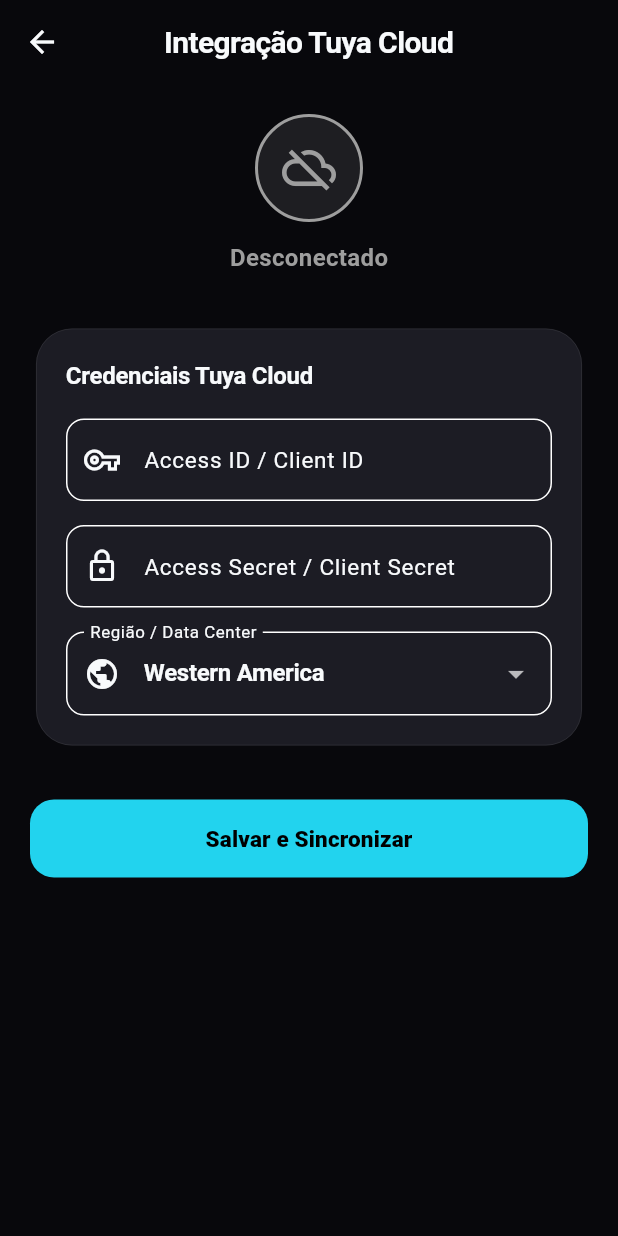
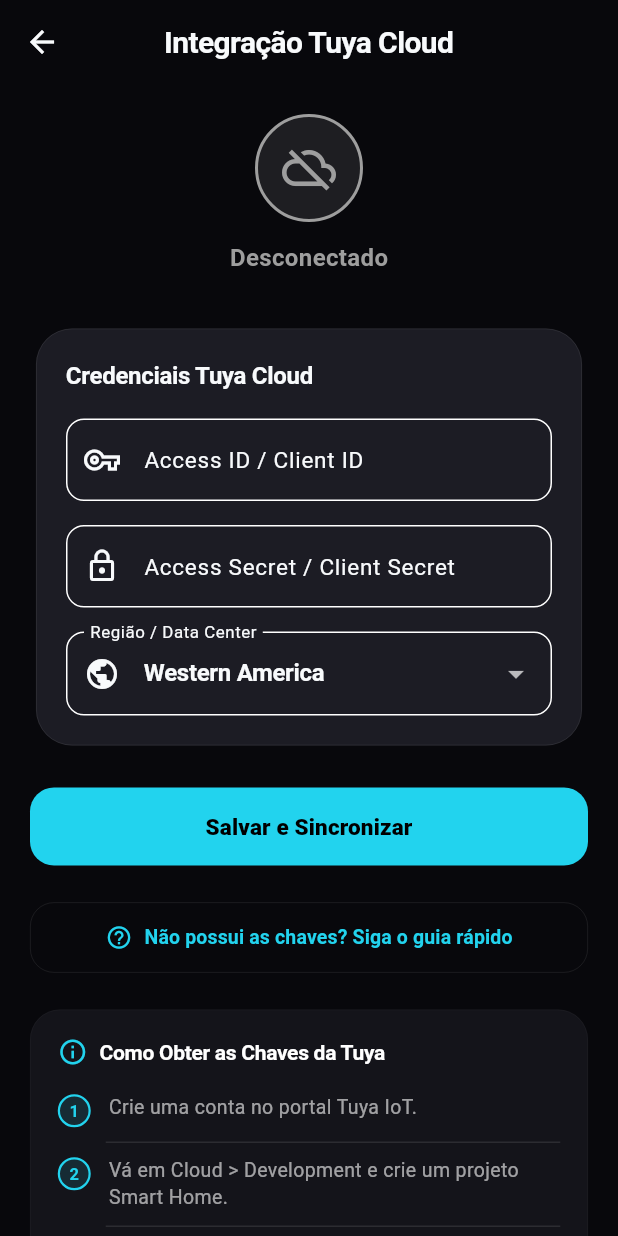
Before and after one commit to ragmarotta/open-home-client, a Flutter app: the TuyaIntegrationScreen screen opened directly, on a phone screen of 412 x 824 dp. Run offline on Flutter 3.47's test engine with Material 3 defaults, Android fonts, the phone set to English and light mode, and no system bars; our stand-ins replace equatable, flutter_bloc.

Commit message:
UX improvement: Add Tuya IoT Portal link via url_launcher and custom step-by-step setup guide UI

```diff
--- a/lib/presentation/screens/tuya_integration_screen.dart
+++ b/lib/presentation/screens/tuya_integration_screen.dart
@@ -1,5 +1,6 @@
 import 'package:flutter/material.dart';
 import 'package:flutter_bloc/flutter_bloc.dart';
+import 'package:url_launcher/url_launcher.dart';
 import '../../core/theme/app_theme.dart';
 import '../../core/localization/app_localizations.dart';
 import '../blocs/tuya/tuya_bloc.dart';
@@ -11,6 +12,7 @@
 /// Permite ao usuário inserir suas credenciais de desenvolvedor (Access ID/Secret)
 /// e selecionar o datacenter de conexão regional. Ao conectar com sucesso,
 /// sincroniza os dispositivos e redireciona o usuário para a tela de gerenciamento de espaços.
+/// Inclui também um guia passo a passo interativo e atalho para o portal Tuya IoT.
 class TuyaIntegrationScreen extends StatefulWidget {
   const TuyaIntegrationScreen({super.key});
 
@@ -45,6 +47,26 @@
             clientSecret: _clientSecretController.text.trim(),
             region: _selectedRegion,
           ));
+    }
+  }
+
+  /// Abre o portal Tuya IoT no navegador do dispositivo de forma segura.
+  Future<void> _launchTuyaIotPortal() async {
+    final Uri url = Uri.parse('https://iot.tuya.com/');
+    try {
+      if (!await launchUrl(url, mode: LaunchMode.externalApplication)) {
+        throw Exception('Could not launch $url');
+      }
+    } catch (e) {
+      debugPrint('Error launching URL: $e');
+      if (mounted) {
+        ScaffoldMessenger.of(context).showSnackBar(
+          const SnackBar(
+            content: Text('Não foi possível abrir o navegador. Visite https://iot.tuya.com/'),
+            backgroundColor: AppTheme.warningAmber,
+          ),
+        );
+      }
     }
   }
 
@@ -168,7 +190,7 @@
                     ),
                   ),
                 ),
-                const SizedBox(height: 32),
+                const SizedBox(height: 24),
 
                 // Botão Primário: Salvar / Conectar ou Desconectar
                 if (isConnected)
@@ -217,6 +239,27 @@
                             ),
                     ),
                   ),
+                const SizedBox(height: 24),
+
+                // Botão "Não possui as chaves? Siga o guia rápido"
+                OutlinedButton.icon(
+                  style: OutlinedButton.styleFrom(
+                    foregroundColor: AppTheme.accentCyan,
+                    side: const BorderSide(color: Colors.white10, width: 0.5),
+                    shape: RoundedRectangleBorder(borderRadius: BorderRadius.circular(16)),
+                    padding: const EdgeInsets.symmetric(vertical: 14),
+                  ),
+                  icon: const Icon(Icons.help_outline, size: 18),
+                  label: const Text(
+                    'Não possui as chaves? Siga o guia rápido',
+                    style: TextStyle(fontWeight: FontWeight.bold, fontSize: 13),
+                  ),
+                  onPressed: _launchTuyaIotPortal,
+                ),
+                const SizedBox(height: 24),
+
+                // Componente Passo a Passo (Stepper sutil e minimalista)
+                _buildInstructionGuide(),
               ],
             ),
           );
@@ -284,4 +327,82 @@
       ),
     );
   }
+
+  /// Constrói o painel sutil e minimalista com as instruções passo a passo.
+  Widget _buildInstructionGuide() {
+    return Container(
+      padding: const EdgeInsets.all(18.0),
+      decoration: BoxDecoration(
+        color: AppTheme.darkSurface,
+        borderRadius: BorderRadius.circular(20),
+        border: Border.all(color: Colors.white.withOpacity(0.04), width: 0.5),
+      ),
+      child: Column(
+        crossAxisAlignment: CrossAxisAlignment.start,
+        children: [
+          const Row(
+            children: [
+              Icon(Icons.info_outline, color: AppTheme.accentCyan, size: 20),
+              const SizedBox(width: 8),
+              Text(
+                'Como Obter as Chaves da Tuya',
+                style: TextStyle(
+                  fontWeight: FontWeight.bold,
+                  fontSize: 14,
+                  color: Colors.white,
+                  letterSpacing: -0.2,
+                ),
+              ),
+            ],
+          ),
+          const SizedBox(height: 18),
+          _buildInstructionStep('1', 'Crie uma conta no portal Tuya IoT.'),
+          const Divider(color: Colors.white10, height: 20, indent: 32),
+          _buildInstructionStep('2', 'Vá em Cloud > Development e crie um projeto Smart Home.'),
+          const Divider(color: Colors.white10, height: 20, indent: 32),
+          _buildInstructionStep('3', 'Copie o \'Access ID\' e o \'Access Secret\' e cole nos campos acima.'),
+          const Divider(color: Colors.white10, height: 20, indent: 32),
+          _buildInstructionStep('4', 'Vincule seu aplicativo Smart Life na aba \'Devices > Link Tuya App Account\'.'),
+        ],
+      ),
+    );
+  }
+
+  /// Helper para construir uma linha individual do guia passo a passo.
+  Widget _buildInstructionStep(String number, String text) {
+    return Row(
+      crossAxisAlignment: CrossAxisAlignment.start,
+      children: [
+        Container(
+          width: 22,
+          height: 22,
+          decoration: BoxDecoration(
+            color: AppTheme.accentCyan.withOpacity(0.12),
+            shape: BoxShape.circle,
+            border: Border.all(color: AppTheme.accentCyan, width: 1.5),
+          ),
+          alignment: Alignment.center,
+          child: Text(
+            number,
+            style: const TextStyle(
+              color: AppTheme.accentCyan,
+              fontSize: 11,
+              fontWeight: FontWeight.bold,
+            ),
+          ),
+        ),
+        const SizedBox(width: 12),
+        Expanded(
+          child: Text(
+            text,
+            style: const TextStyle(
+              color: AppTheme.textSecondary,
+              fontSize: 13,
+              height: 1.35,
+            ),
+          ),
+        ),
+      ],
+    );
+  }
 }
--- /dev/null
+++ b/open_home_database.json
@@ -0,0 +1 @@
+{"rooms":[{"id":"room_1783948406410","name":"Cozinha","floor":1,"deviceIds":[]},{"id":"room_1783948413866","name":"Sala de Jantar","floor":1,"deviceIds":[]},{"id":"room_1783948418902","name":"Sala de Estar","floor":1,"deviceIds":[]},{"id":"room_1783948424336","name":"Quarto Eduardo","floor":1,"deviceIds":[]},{"id":"room_1783948428463","name":"Suíte","floor":1,"deviceIds":[]},{"id":"room_1783948434916","name":"Sala de TV","floor":2,"deviceIds":[]},{"id":"room_1783948442420","name":"Escritório","floor":2,"deviceIds":[]}]}
--- a/pubspec.yaml
+++ b/pubspec.yaml
@@ -17,6 +17,7 @@
   equatable: ^2.0.5
   http: ^1.2.0
   crypto: ^3.0.3
+  url_launcher: ^6.2.5
 
 dev_dependencies:
   flutter_test:
```
Also changed, not shown: pubspec.lock, 3 other files.
